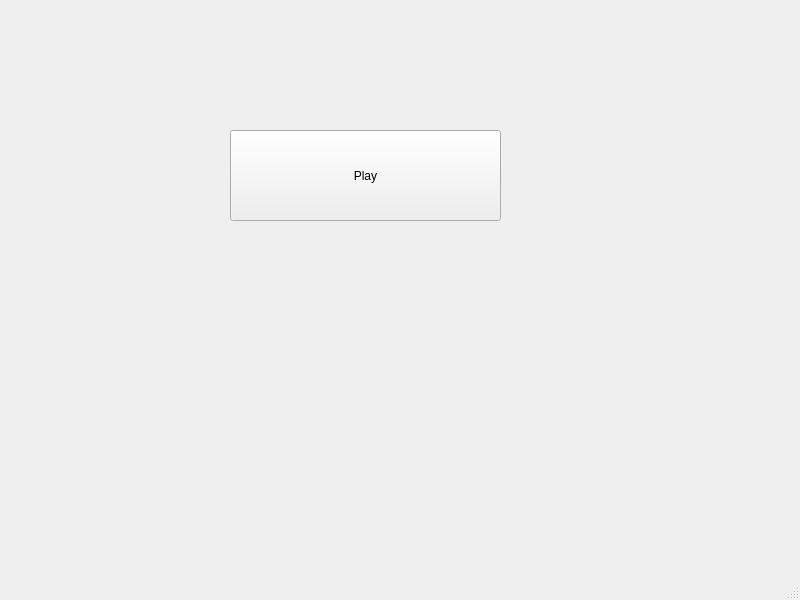
The window that mainwindow.ui (SINA-JAHANGIR/Skull-King) describes before a commit, drawn with Qt 5.
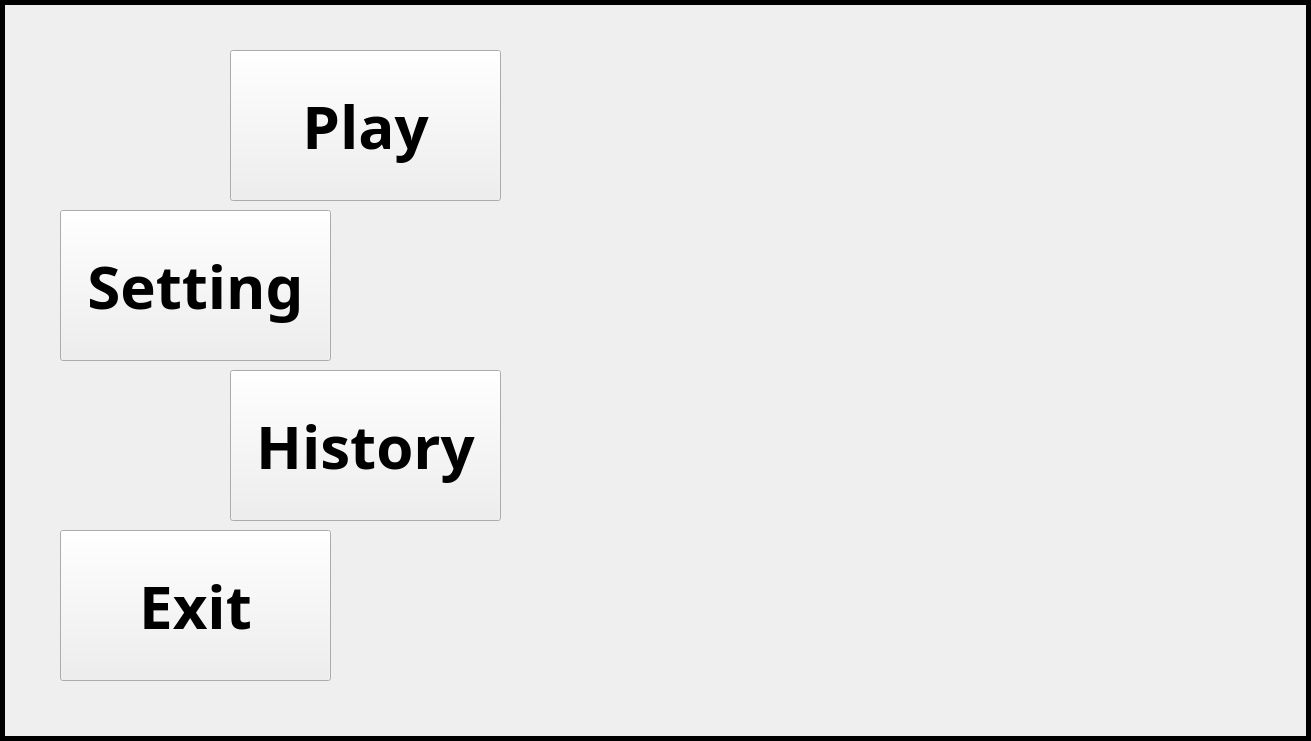
The same window after the commit. Icons and pictures are not drawn.

```diff
--- a/mainwindow.ui
+++ b/mainwindow.ui
@@ -6,8 +6,8 @@
    <rect>
     <x>0</x>
     <y>0</y>
-    <width>800</width>
-    <height>600</height>
+    <width>1311</width>
+    <height>741</height>
    </rect>
   </property>
   <property name="windowTitle">
@@ -18,27 +18,250 @@
     <property name="geometry">
      <rect>
       <x>230</x>
-      <y>130</y>
+      <y>50</y>
       <width>271</width>
-      <height>91</height>
+      <height>151</height>
      </rect>
     </property>
+    <property name="font">
+     <font>
+      <family>Tempus Sans ITC</family>
+      <pointsize>45</pointsize>
+      <italic>false</italic>
+      <bold>true</bold>
+      <underline>false</underline>
+      <strikeout>false</strikeout>
+     </font>
+    </property>
+    <property name="mouseTracking">
+     <bool>false</bool>
+    </property>
+    <property name="styleSheet">
+     <string notr="true">image: url(:/photos/playground.png);</string>
+    </property>
     <property name="text">
      <string>Play</string>
     </property>
+    <property name="default">
+     <bool>false</bool>
+    </property>
+    <property name="flat">
+     <bool>false</bool>
+    </property>
    </widget>
+   <widget class="QLabel" name="lbl_background">
+    <property name="geometry">
+     <rect>
+      <x>0</x>
+      <y>0</y>
+      <width>1311</width>
+      <height>741</height>
+     </rect>
+    </property>
+    <property name="font">
+     <font>
+      <bold>false</bold>
+     </font>
+    </property>
+    <property name="styleSheet">
+     <string notr="true">image: url(:/photos/playground.png);</string>
+    </property>
+    <property name="frameShape">
+     <enum>QFrame::Panel</enum>
+    </property>
+    <property name="lineWidth">
+     <number>5</number>
+    </property>
+    <property name="text">
+     <string/>
+    </property>
+   </widget>
+   <widget class="QLabel" name="lbl_skull_king">
+    <property name="geometry">
+     <rect>
+      <x>550</x>
+      <y>80</y>
+      <width>411</width>
+      <height>591</height>
+     </rect>
+    </property>
+    <property name="styleSheet">
+     <string notr="true">image: url(:/photos/skull-king-pirate.png);</string>
+    </property>
+    <property name="text">
+     <string/>
+    </property>
+   </widget>
+   <widget class="QPushButton" name="btn_setting">
+    <property name="geometry">
+     <rect>
+      <x>60</x>
+      <y>210</y>
+      <width>271</width>
+      <height>151</height>
+     </rect>
+    </property>
+    <property name="font">
+     <font>
+      <family>Tempus Sans ITC</family>
+      <pointsize>45</pointsize>
+      <italic>false</italic>
+      <bold>true</bold>
+      <underline>false</underline>
+      <strikeout>false</strikeout>
+     </font>
+    </property>
+    <property name="styleSheet">
+     <string notr="true">image: url(:/photos/playground.png);</string>
+    </property>
+    <property name="text">
+     <string>Setting</string>
+    </property>
+   </widget>
+   <widget class="QPushButton" name="btn_exit">
+    <property name="geometry">
+     <rect>
+      <x>60</x>
+      <y>530</y>
+      <width>271</width>
+      <height>151</height>
+     </rect>
+    </property>
+    <property name="font">
+     <font>
+      <family>Tempus Sans ITC</family>
+      <pointsize>45</pointsize>
+      <italic>false</italic>
+      <bold>true</bold>
+      <underline>false</underline>
+      <strikeout>false</strikeout>
+     </font>
+    </property>
+    <property name="styleSheet">
+     <string notr="true">image: url(:/photos/playground.png);</string>
+    </property>
+    <property name="text">
+     <string>Exit</string>
+    </property>
+   </widget>
+   <widget class="QLabel" name="lbl_back">
+    <property name="geometry">
+     <rect>
+      <x>820</x>
+      <y>80</y>
+      <width>401</width>
+      <height>591</height>
+     </rect>
+    </property>
+    <property name="styleSheet">
+     <string notr="true">image: url(:/photos/back-of-card.png);</string>
+    </property>
+    <property name="text">
+     <string/>
+    </property>
+   </widget>
+   <widget class="QPushButton" name="btn_history">
+    <property name="geometry">
+     <rect>
+      <x>230</x>
+      <y>370</y>
+      <width>271</width>
+      <height>151</height>
+     </rect>
+    </property>
+    <property name="font">
+     <font>
+      <family>Tempus Sans ITC</family>
+      <pointsize>45</pointsize>
+      <italic>false</italic>
+      <bold>true</bold>
+      <underline>false</underline>
+      <strikeout>false</strikeout>
+     </font>
+    </property>
+    <property name="styleSheet">
+     <string notr="true">image: url(:/photos/playground.png);</string>
+    </property>
+    <property name="text">
+     <string>History</string>
+    </property>
+   </widget>
+   <widget class="QLabel" name="lbl_skull_pirate">
+    <property name="geometry">
+     <rect>
+      <x>70</x>
+      <y>60</y>
+      <width>150</width>
+      <height>150</height>
+     </rect>
+    </property>
+    <property name="styleSheet">
+     <string notr="true">image: url(:/photos/Pirate skull.png);</string>
+    </property>
+    <property name="text">
+     <string/>
+    </property>
+   </widget>
+   <widget class="QLabel" name="lbl_skull_pirate_2">
+    <property name="geometry">
+     <rect>
+      <x>340</x>
+      <y>210</y>
+      <width>150</width>
+      <height>150</height>
+     </rect>
+    </property>
+    <property name="styleSheet">
+     <string notr="true">image: url(:/photos/Pirate skull.png);</string>
+    </property>
+    <property name="text">
+     <string/>
+    </property>
+   </widget>
+   <widget class="QLabel" name="lbl_skull_pirate_3">
+    <property name="geometry">
+     <rect>
+      <x>70</x>
+      <y>370</y>
+      <width>150</width>
+      <height>150</height>
+     </rect>
+    </property>
+    <property name="styleSheet">
+     <string notr="true">image: url(:/photos/Pirate skull.png);</string>
+    </property>
+    <property name="text">
+     <string/>
+    </property>
+   </widget>
+   <widget class="QLabel" name="lbl_skull_pirate_4">
+    <property name="geometry">
+     <rect>
+      <x>340</x>
+      <y>530</y>
+      <width>150</width>
+      <height>150</height>
+     </rect>
+    </property>
+    <property name="styleSheet">
+     <string notr="true">image: url(:/photos/Pirate skull.png);</string>
+    </property>
+    <property name="text">
+     <string/>
+    </property>
+   </widget>
+   <zorder>lbl_background</zorder>
+   <zorder>btn_play</zorder>
+   <zorder>btn_setting</zorder>
+   <zorder>btn_exit</zorder>
+   <zorder>lbl_back</zorder>
+   <zorder>lbl_skull_king</zorder>
+   <zorder>btn_history</zorder>
+   <zorder>lbl_skull_pirate</zorder>
+   <zorder>lbl_skull_pirate_2</zorder>
+   <zorder>lbl_skull_pirate_3</zorder>
+   <zorder>lbl_skull_pirate_4</zorder>
   </widget>
-  <widget class="QMenuBar" name="menubar">
-   <property name="geometry">
-    <rect>
-     <x>0</x>
-     <y>0</y>
-     <width>800</width>
-     <height>26</height>
-    </rect>
-   </property>
-  </widget>
-  <widget class="QStatusBar" name="statusbar"/>
  </widget>
  <resources/>
  <connections/>
```
